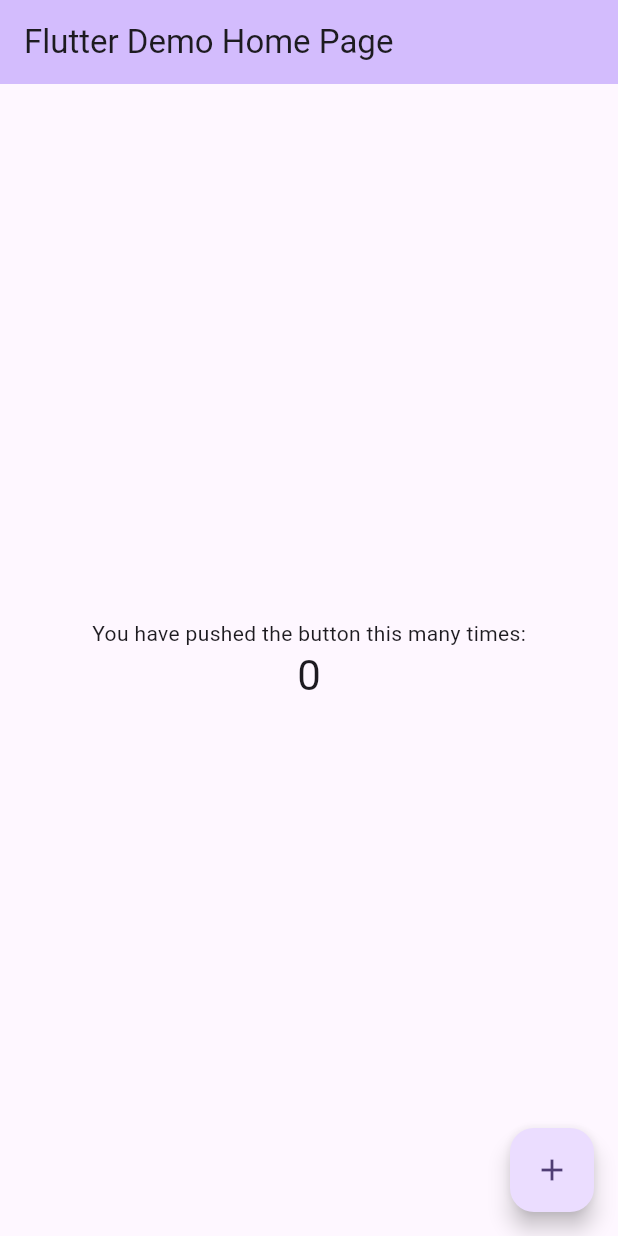
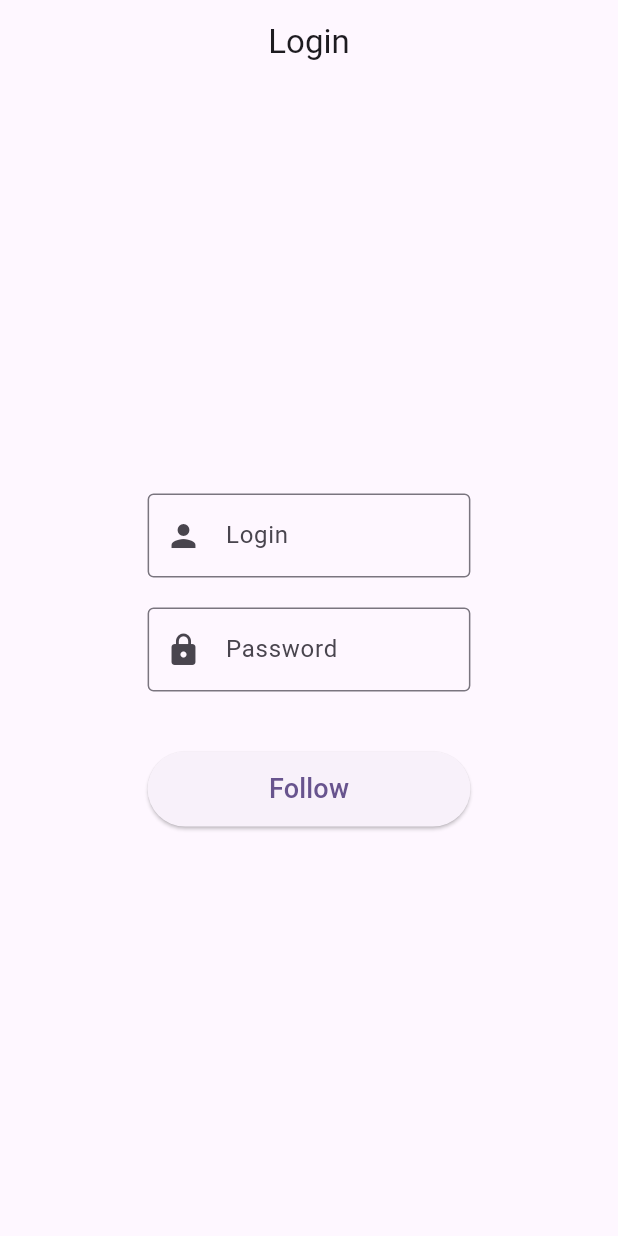
Before and after one commit to carlospijanowski/app-planilha, a Flutter app: the screen it shows after launch, on a phone screen of 412 x 824 dp. Run offline on Flutter 3.47's test engine with Material 3 defaults, Android fonts, the light colour scheme and no system bars.

Commit message:
ajustes no projeto, separando e organizando

```diff
--- /dev/null
+++ b/lib/home_page.dart
@@ -0,0 +1,43 @@
+import 'package:flutter/material.dart';
+
+class MyHomePage extends StatefulWidget {
+  const MyHomePage({super.key, required this.title});
+
+  final String title;
+
+  @override
+  State<MyHomePage> createState() => _MyHomePageState();
+}
+
+class _MyHomePageState extends State<MyHomePage> {
+  int _counter = 0;
+
+  void _incrementCounter() {
+    setState(() {
+      _counter++;
+    });
+  }
+
+  @override
+  Widget build(BuildContext context) {
+    return Scaffold(
+      appBar: AppBar(title: Text(widget.title)),
+      body: Center(
+        child: Column(
+          mainAxisAlignment: MainAxisAlignment.center,
+          children: <Widget>[
+            const Text('You have pushed the button this many times:'),
+            Text(
+              '$_counter',
+              style: Theme.of(context).textTheme.headlineMedium,
+            ),
+          ],
+        ),
+      ),
+      floatingActionButton: FloatingActionButton(
+        onPressed: _incrementCounter,
+        child: const Icon(Icons.add),
+      ),
+    );
+  }
+}
--- /dev/null
+++ b/lib/login_page.dart
@@ -0,0 +1,76 @@
+import 'package:flutter/material.dart';
+
+import 'home_page.dart'; // Adjust this import based on your project structure.
+
+class LoginPage extends StatefulWidget {
+  const LoginPage({super.key});
+
+  @override
+  _LoginPageState createState() => _LoginPageState();
+}
+
+class _LoginPageState extends State<LoginPage> {
+  final TextEditingController _loginController = TextEditingController();
+  final TextEditingController _passwordController = TextEditingController();
+
+  void _navigateToHome() {
+    if (_loginController.text.isNotEmpty && _passwordController.text.isNotEmpty) {
+      Navigator.pushReplacement(context, MaterialPageRoute(builder: (context) => const MyHomePage(title: 'Flutter Demo Home Page')));
+    } else {
+      ScaffoldMessenger.of(context).showSnackBar(
+        const SnackBar(content: Text("Login and Password must not be empty!")),
+      );
+    }
+  }
+
+  @override
+  Widget build(BuildContext context) {
+    return Scaffold(
+      appBar: AppBar(
+        title: const Text("Login"),
+        centerTitle: true,
+      ),
+      body: Center(
+        child: SingleChildScrollView(
+          child: Container(
+            padding: const EdgeInsets.all(16.0),
+            width: MediaQuery.of(context).size.width * 0.6,
+            child: Column(
+              mainAxisAlignment: MainAxisAlignment.center,
+              children: <Widget>[
+                TextFormField(
+                  controller: _loginController,
+                  decoration: InputDecoration(
+                    hintText: 'Login',
+                    labelText: 'Login',
+                    border: OutlineInputBorder(),
+                    prefixIcon: Icon(Icons.person),
+                  ),
+                ),
+                SizedBox(height: 20),
+                TextFormField(
+                  controller: _passwordController,
+                  obscureText: true,
+                  decoration: InputDecoration(
+                    hintText: 'Password',
+                    labelText: 'Password',
+                    border: OutlineInputBorder(),
+                    prefixIcon: Icon(Icons.lock),
+                  ),
+                ),
+                SizedBox(height: 40),
+                ElevatedButton(
+                  onPressed: _navigateToHome,
+                  style: ElevatedButton.styleFrom(
+                    minimumSize: Size.fromHeight(50), // makes the button taller
+                  ),
+                  child: const Text('Follow', style: TextStyle(fontSize: 18)),
+                ),
+              ],
+            ),
+          ),
+        ),
+      ),
+    );
+  }
+}
--- a/lib/main.dart
+++ b/lib/main.dart
@@ -1,4 +1,5 @@
 import 'package:flutter/material.dart';
+import 'login_page.dart'; // Make sure to create this file in the same directory
 
 void main() {
   runApp(const MyApp());
@@ -7,116 +8,15 @@ void main() {
 class MyApp extends StatelessWidget {
   const MyApp({super.key});
 
-  // This widget is the root of your application.
   @override
   Widget build(BuildContext context) {
     return MaterialApp(
       title: 'Flutter Demo',
       theme: ThemeData(
-        // This is the theme of your application.
-        //
-        // TRY THIS: Try running your application with "flutter run". You'll see
-        // the application has a purple toolbar. Then, without quitting the app,
-        // try changing the seedColor in the colorScheme below to Colors.green
-        // and then invoke "hot reload" (save your changes or press the "hot
-        // reload" button in a Flutter-supported IDE, or press "r" if you used
-        // the command line to start the app).
-        //
-        // Notice that the counter didn't reset back to zero; the application
-        // state is not lost during the reload. To reset the state, use hot
-        // restart instead.
-        //
-        // This works for code too, not just values: Most code changes can be
-        // tested with just a hot reload.
         colorScheme: ColorScheme.fromSeed(seedColor: Colors.deepPurple),
       ),
-      home: const MyHomePage(title: 'Flutter Demo Home Page'),
+      debugShowCheckedModeBanner: false,
+      home: const LoginPage(),
     );
   }
 }
-
-class MyHomePage extends StatefulWidget {
-  const MyHomePage({super.key, required this.title});
-
-  // This widget is the home page of your application. It is stateful, meaning
-  // that it has a State object (defined below) that contains fields that affect
-  // how it looks.
-
-  // This class is the configuration for the state. It holds the values (in this
-  // case the title) provided by the parent (in this case the App widget) and
-  // used by the build method of the State. Fields in a Widget subclass are
-  // always marked "final".
-
-  final String title;
-
-  @override
-  State<MyHomePage> createState() => _MyHomePageState();
-}
-
-class _MyHomePageState extends State<MyHomePage> {
-  int _counter = 0;
-
-  void _incrementCounter() {
-    setState(() {
-      // This call to setState tells the Flutter framework that something has
-      // changed in this State, which causes it to rerun the build method below
-      // so that the display can reflect the updated values. If we changed
-      // _counter without calling setState(), then the build method would not be
-      // called again, and so nothing would appear to happen.
-      _counter++;
-    });
-  }
-
-  @override
-  Widget build(BuildContext context) {
-    // This method is rerun every time setState is called, for instance as done
-    // by the _incrementCounter method above.
-    //
-    // The Flutter framework has been optimized to make rerunning build methods
-    // fast, so that you can just rebuild anything that needs updating rather
-    // than having to individually change instances of widgets.
-    return Scaffold(
-      appBar: AppBar(
-        // TRY THIS: Try changing the color here to a specific color (to
-        // Colors.amber, perhaps?) and trigger a hot reload to see the AppBar
-        // change color while the other colors stay the same.
-        backgroundColor: Theme.of(context).colorScheme.inversePrimary,
-        // Here we take the value from the MyHomePage object that was created by
-        // the App.build method, and use it to set our appbar title.
-        title: Text(widget.title),
-      ),
-      body: Center(
-        // Center is a layout widget. It takes a single child and positions it
-        // in the middle of the parent.
-        child: Column(
-          // Column is also a layout widget. It takes a list of children and
-          // arranges them vertically. By default, it sizes itself to fit its
-          // children horizontally, and tries to be as tall as its parent.
-          //
-          // Column has various properties to control how it sizes itself and
-          // how it positions its children. Here we use mainAxisAlignment to
-          // center the children vertically; the main axis here is the vertical
-          // axis because Columns are vertical (the cross axis would be
-          // horizontal).
-          //
-          // TRY THIS: Invoke "debug painting" (choose the "Toggle Debug Paint"
-          // action in the IDE, or press "p" in the console), to see the
-          // wireframe for each widget.
-          mainAxisAlignment: MainAxisAlignment.center,
-          children: <Widget>[
-            const Text('You have pushed the button this many times:'),
-            Text(
-              '$_counter',
-              style: Theme.of(context).textTheme.headlineMedium,
-            ),
-          ],
-        ),
-      ),
-      floatingActionButton: FloatingActionButton(
-        onPressed: _incrementCounter,
-        tooltip: 'Increment',
-        child: const Icon(Icons.add),
-      ), // This trailing comma makes auto-formatting nicer for build methods.
-    );
-  }
-}
```
